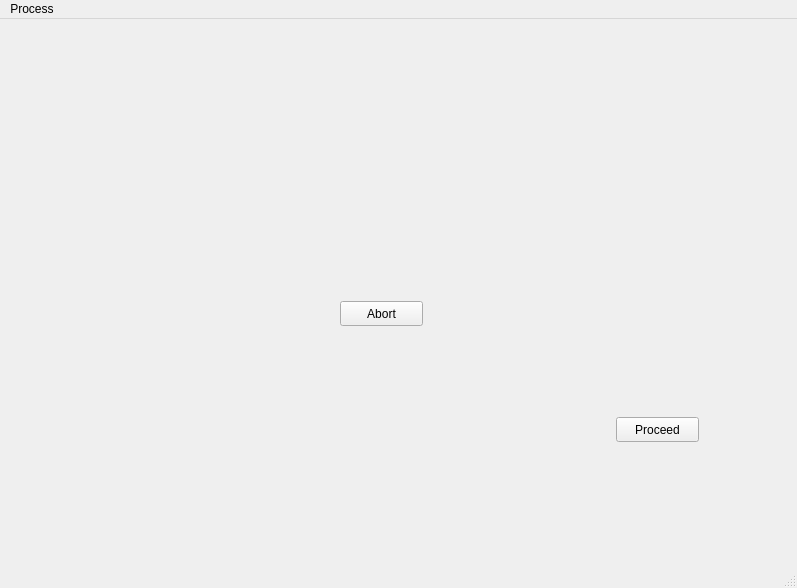
Above: userinterface.ui from vedangnaik/Carina-mirror before the change. Below: the same form after it.
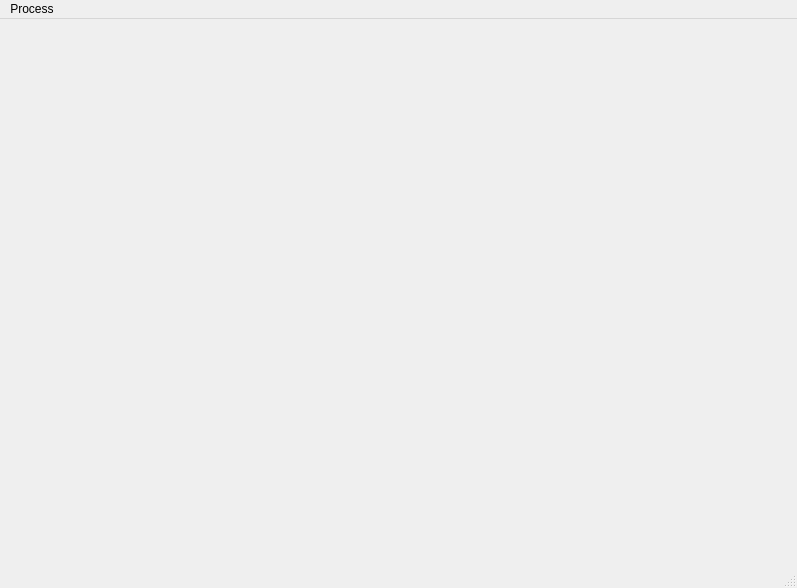
That is the form after the change.

```diff
--- a/userinterface.ui
+++ b/userinterface.ui
@@ -13,34 +13,7 @@
   <property name="windowTitle">
    <string>GSUI</string>
   </property>
-  <widget class="QWidget" name="centralwidget">
-   <widget class="QPushButton" name="proceedButton">
-    <property name="geometry">
-     <rect>
-      <x>616</x>
-      <y>398</y>
-      <width>83</width>
-      <height>25</height>
-     </rect>
-    </property>
-    <property name="text">
-     <string>Proceed</string>
-    </property>
-   </widget>
-   <widget class="QPushButton" name="abortButton">
-    <property name="geometry">
-     <rect>
-      <x>340</x>
-      <y>282</y>
-      <width>83</width>
-      <height>25</height>
-     </rect>
-    </property>
-    <property name="text">
-     <string>Abort</string>
-    </property>
-   </widget>
-  </widget>
+  <widget class="QWidget" name="centralwidget"/>
   <widget class="QMenuBar" name="menubar">
    <property name="geometry">
     <rect>
```
